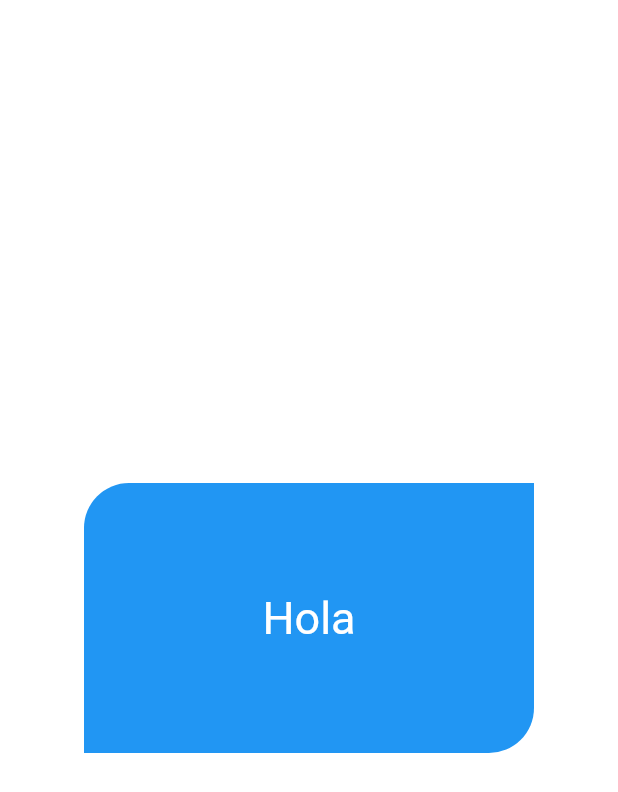
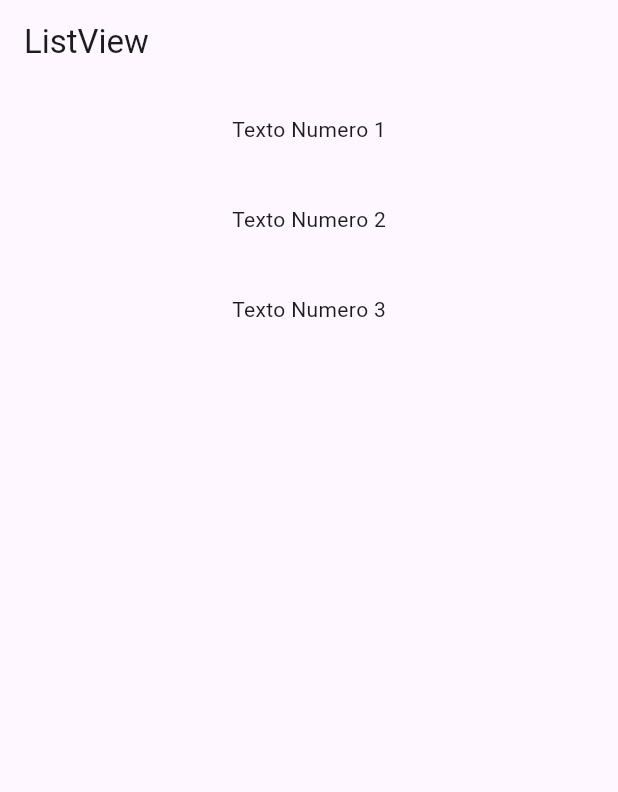
Before and after one commit to DieCau/flutter-teorico, a Flutter app: the screen it shows after launch, on a phone screen of 412 x 824 dp. Shown: the top 792 px of the screen. Run offline on Flutter 3.47's test engine with Material 3 defaults, Android fonts, the light colour scheme and no system bars; our stand-ins replace flutter_svg.

Commit message:
ListViewPage created

```diff
--- a/lib/src/app.dart
+++ b/lib/src/app.dart
@@ -1,5 +1,5 @@
 import 'package:flutter/material.dart';
-import 'package:teoria_0/src/screens/container_screen.dart';
+import 'package:teoria_0/src/screens/listview_screen.dart';
 
 void main() => runApp(const App());
 
@@ -10,8 +10,8 @@ class App extends StatelessWidget {
   Widget build(BuildContext context) {
     return const MaterialApp(
       debugShowCheckedModeBanner: false,
-      title: 'Container App',
-      home: ContainerScreen()
+      title: 'ListView App',
+      home: ListViewScreen()
     );
   }
 }
--- /dev/null
+++ b/lib/src/screens/listview_screen.dart
@@ -0,0 +1,32 @@
+import 'package:flutter/material.dart';
+
+class ListViewScreen extends StatefulWidget {
+  const ListViewScreen({super.key});
+
+  @override
+  State<ListViewScreen> createState() => _ListViewScreenState();
+}
+
+class _ListViewScreenState extends State<ListViewScreen> {
+  final List<String> nombres = <String>["Numero 1", "Numero 2", "Numero 3"];
+
+  @override
+  Widget build(BuildContext context) {
+    return Scaffold(
+      appBar: AppBar(
+        title: const Text("ListView"),
+      ),
+      body: ListView.builder(
+        itemCount: nombres.length,
+        itemBuilder: (BuildContext context, int index) {
+          return Container(
+            height: 60.0,
+            child: Center(
+              child: Text("Texto ${nombres[index]}"),
+            ),
+          );
+        },
+      ),
+    );
+  }
+}
```
